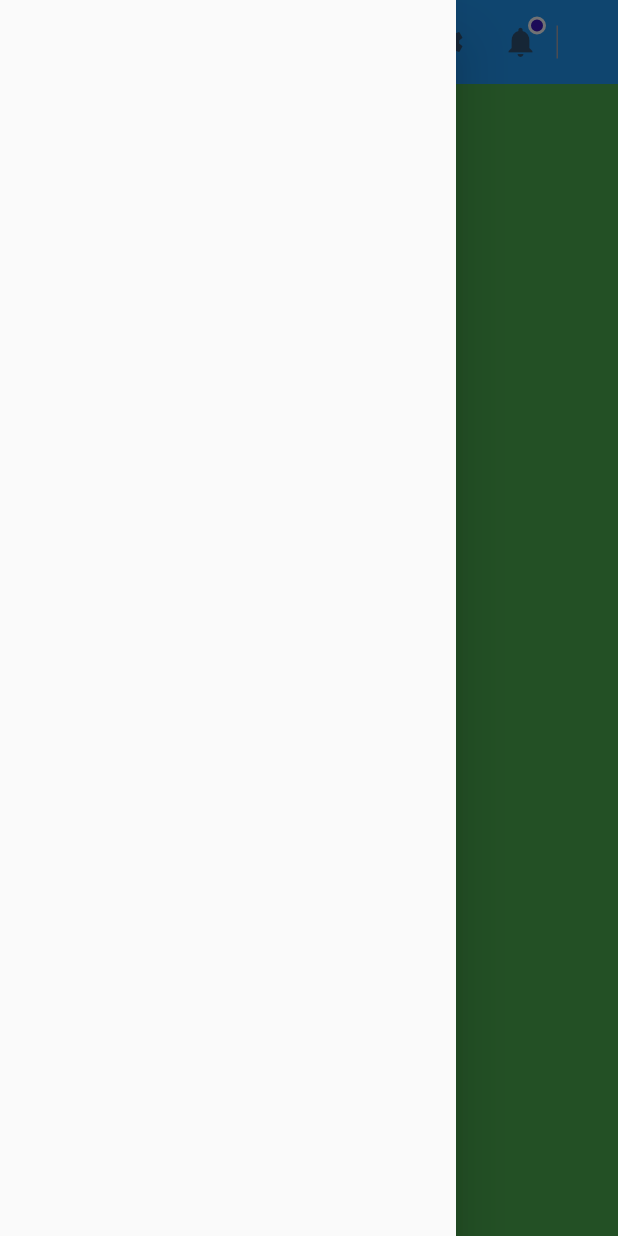
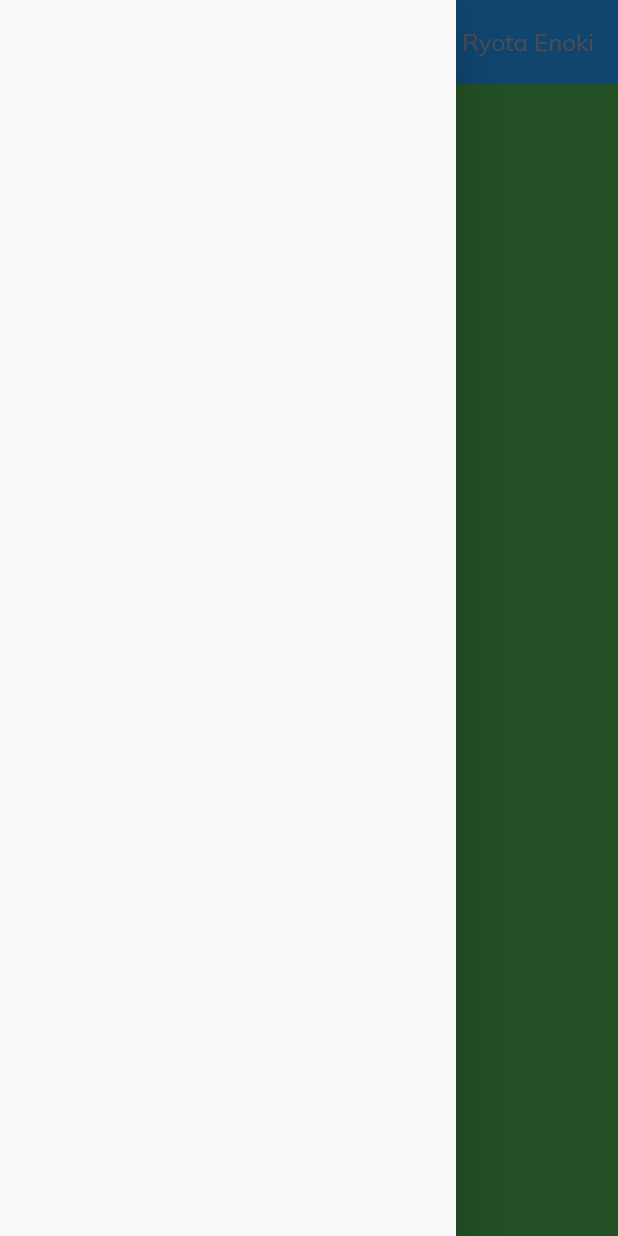
Before and after one commit to ERy03/Flutter-Web-Admin-Page, a Flutter app: the screen it shows after launch, with the side drawer open, on a phone screen of 412 x 824 dp. Run offline on Flutter 3.47's test engine with Material 2 defaults, Android fonts, the phone set to English and light mode, and no system bars; our stand-ins replace get, google_fonts.

Commit message:
top nav: custom text

```diff
--- a/lib/widgets/top_nav.dart
+++ b/lib/widgets/top_nav.dart
@@ -35,12 +35,14 @@ AppBar topNavigationBar(BuildContext context, GlobalKey<ScaffoldState> key) =>
               ),
             ),
             Expanded(child: Container()),
+
             // Settings Button
             IconButton(
               onPressed: () {},
               icon: const Icon(Icons.settings),
               color: dark.withOpacity(0.7),
             ),
+
             // Notification Button
             Stack(
               children: <Widget>[
@@ -68,15 +70,26 @@ AppBar topNavigationBar(BuildContext context, GlobalKey<ScaffoldState> key) =>
                 ),
               ],
             ),
+
             // Vertical Divider
             Container(
               width: 1,
               height: 22,
               color: lightGrey,
             ),
+
+            // Spacing
             const SizedBox(
               width: 24,
             ),
+
+            // Text
+            CustomText(
+              text: "Ryota Enoki",
+              color: lightGrey,
+            ),
+
+            //
           ],
         )
         // backgroundColor: Colors.white,
```
